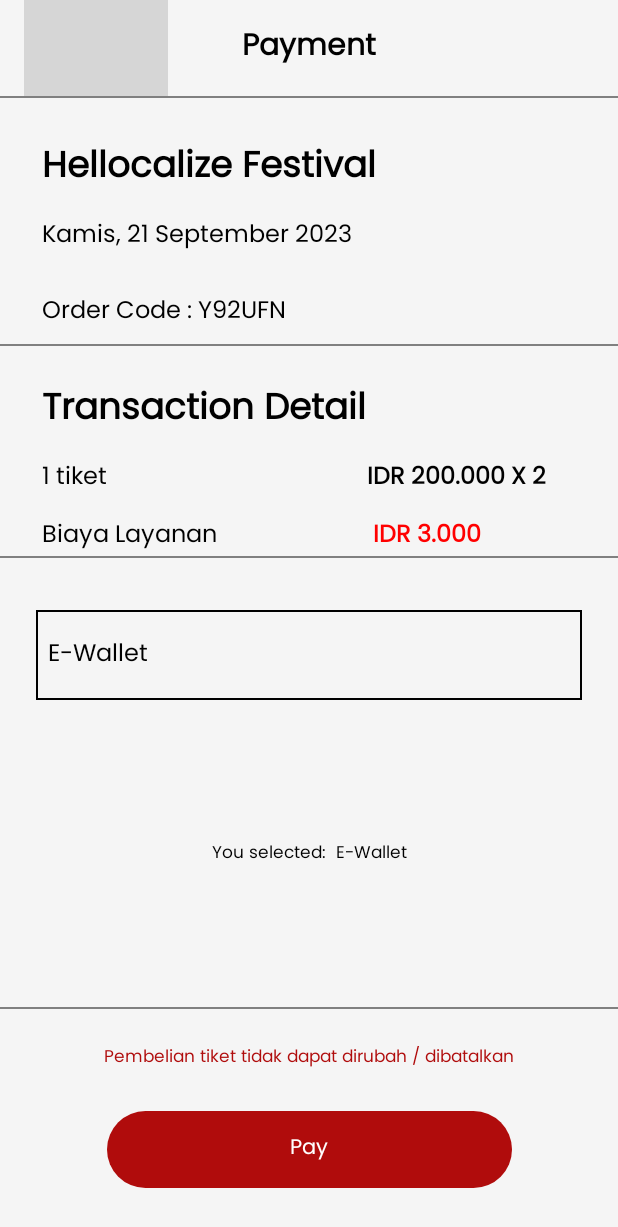
After one commit to MRaihan21/Shelter_Nerd-Massive-Challenge, an Android app: the PaymentActivity screen opened directly, with no data from a screen before it, on a phone screen of 412 x 824 dp. The commit adds this screen. Shown: the top 1227 px of the screen. Run offline under Robolectric (Android 15) with nearby library versions, the phone set to English and light mode, and no system bars; grey boxes are pictures that could not be loaded.

Commit message:
add fitur payment

```diff
--- a/app/src/main/java/com/xet/Activity/Detail/ActivityFestivalDetail.kt
+++ b/app/src/main/java/com/xet/Activity/Detail/ActivityFestivalDetail.kt
@@ -5,11 +5,11 @@ import androidx.appcompat.app.AppCompatActivity
 import android.os.Bundle
 import android.widget.ImageView
 import android.widget.TextView
+import com.xet.Activity.Detail.other.CreatorDetailActivity
+import com.xet.Activity.Detail.other.PaymentActivity
 import com.xet.Models.FestivalModel
-import com.xet.Models.MusicModel
 import com.xet.R
 import com.xet.databinding.ActivityFestivalDetailBinding
-import com.xet.databinding.ActivityMusicDetailBinding
 import com.xet.ui.home.HomeFragment
 
 class ActivityFestivalDetail : AppCompatActivity() {
@@ -29,6 +29,10 @@ class ActivityFestivalDetail : AppCompatActivity() {
         binding.creator.setOnClickListener{
             startActivity(Intent(this, CreatorDetailActivity::class.java))
         }
+        binding.btnBuyNow.setOnClickListener {
+            startActivity(Intent(this, PaymentActivity::class.java))
+        }
+
 
         val festival = intent.getParcelableExtra<FestivalModel>(HomeFragment.INTENT_PARCELABLE)
 
--- a/app/src/main/java/com/xet/Activity/Detail/ActivityJapaneseDetail.kt
+++ b/app/src/main/java/com/xet/Activity/Detail/ActivityJapaneseDetail.kt
@@ -5,11 +5,11 @@ import androidx.appcompat.app.AppCompatActivity
 import android.os.Bundle
 import android.widget.ImageView
 import android.widget.TextView
+import com.xet.Activity.Detail.other.CreatorDetailActivity
+import com.xet.Activity.Detail.other.PaymentActivity
 import com.xet.Models.JapaneseModel
-import com.xet.Models.MusicModel
 import com.xet.R
 import com.xet.databinding.ActivityJapaneseDetailBinding
-import com.xet.databinding.ActivityMusicDetailBinding
 import com.xet.ui.home.HomeFragment
 
 class ActivityJapaneseDetail : AppCompatActivity() {
@@ -28,6 +28,9 @@ class ActivityJapaneseDetail : AppCompatActivity() {
         }
         binding.creator.setOnClickListener{
             startActivity(Intent(this, CreatorDetailActivity::class.java))
+        }
+        binding.btnBuyNow.setOnClickListener {
+            startActivity(Intent(this, PaymentActivity::class.java))
         }
 
         val Japanese = intent.getParcelableExtra<JapaneseModel>(HomeFragment.INTENT_PARCELABLE)
--- a/app/src/main/java/com/xet/Activity/Detail/ActivityMusicDetail.kt
+++ b/app/src/main/java/com/xet/Activity/Detail/ActivityMusicDetail.kt
@@ -5,13 +5,9 @@ import androidx.appcompat.app.AppCompatActivity
 import android.os.Bundle
 import android.widget.ImageView
 import android.widget.TextView
-import androidx.recyclerview.widget.GridLayoutManager
-import androidx.recyclerview.widget.LinearLayoutManager
-import androidx.recyclerview.widget.RecyclerView
-import com.xet.Adapter.CreatorAdapter
-import com.xet.Adapter.MusicAdapter
+import com.xet.Activity.Detail.other.CreatorDetailActivity
+import com.xet.Activity.Detail.other.PaymentActivity
 import com.xet.Models.CreatorModel
-import com.xet.Models.JapaneseModel
 import com.xet.Models.MusicModel
 import com.xet.R
 import com.xet.databinding.ActivityMusicDetailBinding
@@ -41,7 +37,11 @@ class ActivityMusicDetail : AppCompatActivity() {
 
         binding.creator.setOnClickListener{
             startActivity(Intent(this, CreatorDetailActivity::class.java))
-    }
+        }
+
+        binding.btnBuyNow.setOnClickListener {
+            startActivity(Intent(this, PaymentActivity::class.java))
+        }
 
 
 
--- a/app/src/main/java/com/xet/Activity/Detail/ActivitySeminarDetail.kt
+++ b/app/src/main/java/com/xet/Activity/Detail/ActivitySeminarDetail.kt
@@ -5,10 +5,10 @@ import androidx.appcompat.app.AppCompatActivity
 import android.os.Bundle
 import android.widget.ImageView
 import android.widget.TextView
-import com.xet.Models.JapaneseModel
+import com.xet.Activity.Detail.other.CreatorDetailActivity
+import com.xet.Activity.Detail.other.PaymentActivity
 import com.xet.Models.SeminarModel
 import com.xet.R
-import com.xet.databinding.ActivityJapaneseDetailBinding
 import com.xet.databinding.ActivitySeminarDetailBinding
 import com.xet.ui.home.HomeFragment
 
@@ -29,6 +29,9 @@ class ActivitySeminarDetail : AppCompatActivity() {
         }
         binding.creator.setOnClickListener{
             startActivity(Intent(this, CreatorDetailActivity::class.java))
+        }
+        binding.btnBuyNow.setOnClickListener {
+            startActivity(Intent(this, PaymentActivity::class.java))
         }
 
         val seminar = intent.getParcelableExtra<SeminarModel>(HomeFragment.INTENT_PARCELABLE)
--- a/app/src/main/java/com/xet/Activity/Detail/MapActivity.kt
+++ /dev/null
@@ -1,12 +0,0 @@
-package com.xet.Activity.Detail
-
-import androidx.appcompat.app.AppCompatActivity
-import android.os.Bundle
-import com.xet.R
-
-class MapActivity : AppCompatActivity() {
-    override fun onCreate(savedInstanceState: Bundle?) {
-        super.onCreate(savedInstanceState)
-        setContentView(R.layout.activity_map)
-    }
-}
--- a/app/src/main/java/com/xet/Activity/Detail/CreatorDetailActivity.kt
+++ b/app/src/main/java/com/xet/Activity/Detail/other/CreatorDetailActivity.kt
@@ -1,10 +1,7 @@
-package com.xet.Activity.Detail
+package com.xet.Activity.Detail.other
 
-import android.content.Intent
 import androidx.appcompat.app.AppCompatActivity
 import android.os.Bundle
-import android.widget.ImageView
-import android.widget.TextView
 import androidx.recyclerview.widget.LinearLayoutManager
 import androidx.recyclerview.widget.RecyclerView
 import com.xet.Adapter.CreatorAdapter
--- /dev/null
+++ b/app/src/main/java/com/xet/Activity/Detail/other/PaymentActivity.kt
@@ -0,0 +1,57 @@
+package com.xet.Activity.Detail.other
+
+import android.content.Intent
+import androidx.appcompat.app.AppCompatActivity
+import android.os.Bundle
+import android.view.View
+import android.widget.AdapterView
+import android.widget.ArrayAdapter
+import android.widget.Spinner
+import android.widget.TextView
+import com.xet.Activity.MainActivity
+import com.xet.R
+import com.xet.databinding.ActivityPaymentBinding
+
+class PaymentActivity : AppCompatActivity() {
+
+    private lateinit var binding : ActivityPaymentBinding
+
+    override fun onCreate(savedInstanceState: Bundle?) {
+        super.onCreate(savedInstanceState)
+        setContentView(R.layout.activity_payment)
+
+        binding = ActivityPaymentBinding.inflate(layoutInflater)
+        setContentView(binding.root)
+
+        binding.ivArrowBack.setOnClickListener {
+            onBackPressed()
+        }
+
+        binding.btNPay.setOnClickListener {
+            onBackPressed()
+            startActivity(Intent(this, MainActivity::class.java))
+        }
+
+        val spinner = findViewById<Spinner>(R.id.spinner)
+        val txtRes = findViewById<TextView>(R.id.tv_result)
+
+        val options = arrayOf("E-Wallet","Dana","GoPay","Ovo")
+
+        val arrayAdapter = ArrayAdapter(this, android.R.layout.simple_spinner_dropdown_item,options)
+
+        spinner.adapter = arrayAdapter
+
+        spinner.onItemSelectedListener = object : AdapterView.OnItemSelectedListener{
+            override fun onItemSelected(p0: AdapterView<*>?, p1: View?, p2: Int, p3: Long) {
+                txtRes.text = "You selected:  ${ options.get(p2).toString()}"
+            }
+
+            override fun onNothingSelected(p0: AdapterView<*>?) {
+                txtRes.text = "Payment"
+            }
+
+        }
+
+
+    }
+}
--- a/app/src/main/java/com/xet/ui/profile/DetailProfile/FeedbackActivity.kt
+++ b/app/src/main/java/com/xet/ui/profile/DetailProfile/FeedbackActivity.kt
@@ -61,10 +61,7 @@ class FeedbackActivity : AppCompatActivity() {
             "Gatot",
         )
         image = arrayOf(
-            R.drawable.ic_festival01,
-            R.drawable.ic_festival01,
-            R.drawable.ic_festival01,
-            R.drawable.ic_festival01,
+            R.drawable.ic_music,
         )
         rating = arrayOf(
            5F,
--- /dev/null
+++ b/app/src/main/res/drawable/line_spiner.xml
@@ -0,0 +1,7 @@
+<shape xmlns:android="http://schemas.android.com/apk/res/android"
+    android:shape="rectangle">
+    <corners android:radius="0dp" />
+    <stroke
+        android:color="#000000"
+    android:width="1dp" />
+</shape>
--- a/app/src/main/res/layout/activity_creator_detail.xml
+++ b/app/src/main/res/layout/activity_creator_detail.xml
@@ -5,7 +5,7 @@
     android:layout_width="match_parent"
     android:layout_height="match_parent"
     android:background="@color/white"
-    tools:context=".Activity.Detail.CreatorDetailActivity">
+    tools:context=".Activity.Detail.other.CreatorDetailActivity">
 
     <androidx.appcompat.widget.Toolbar
         android:id="@+id/my_toolbar"
--- a/app/src/main/res/layout/activity_map.xml
+++ /dev/null
@@ -1,9 +0,0 @@
-<?xml version="1.0" encoding="utf-8"?>
-<androidx.constraintlayout.widget.ConstraintLayout xmlns:android="http://schemas.android.com/apk/res/android"
-    xmlns:app="http://schemas.android.com/apk/res-auto"
-    xmlns:tools="http://schemas.android.com/tools"
-    android:layout_width="match_parent"
-    android:layout_height="match_parent"
-    tools:context=".Activity.Detail.MapActivity">
-
-</androidx.constraintlayout.widget.ConstraintLayout>
--- /dev/null
+++ b/app/src/main/res/layout/activity_payment.xml
@@ -0,0 +1,234 @@
+<?xml version="1.0" encoding="utf-8"?>
+<androidx.constraintlayout.widget.ConstraintLayout xmlns:android="http://schemas.android.com/apk/res/android"
+    xmlns:app="http://schemas.android.com/apk/res-auto"
+    xmlns:tools="http://schemas.android.com/tools"
+    android:layout_width="match_parent"
+    android:layout_height="match_parent"
+    tools:context=".Activity.Detail.other.PaymentActivity">
+
+    <androidx.appcompat.widget.Toolbar
+        android:id="@+id/my_toolbar"
+        android:layout_width="match_parent"
+        android:layout_height="?attr/actionBarSize"
+        app:layout_constraintEnd_toEndOf="parent"
+        app:layout_constraintStart_toStartOf="parent"
+        app:layout_constraintTop_toTopOf="parent"
+        app:popupTheme="@style/AppTheme">
+
+    <ImageView
+        android:id="@+id/iv_arrow_back"
+        android:layout_width="wrap_content"
+        android:layout_height="wrap_content"
+        android:clickable="true"
+        android:src="@drawable/arrow_back"
+        android:focusable="true" />
+
+    <TextView
+        android:layout_width="wrap_content"
+        android:layout_height="wrap_content"
+        android:layout_gravity="center"
+        android:textStyle="bold"
+        android:textSize="20sp"
+        android:text="Payment" />
+
+
+
+    </androidx.appcompat.widget.Toolbar>
+
+    <View
+        android:id="@+id/view1"
+        android:layout_width="match_parent"
+        android:layout_height="1dp"
+        android:background="@color/gray"
+        app:layout_constraintEnd_toEndOf="parent"
+        app:layout_constraintStart_toStartOf="parent"
+        app:layout_constraintTop_toBottomOf="@+id/my_toolbar" />
+
+
+    <TextView
+        android:id="@+id/tv_title_payment"
+        android:layout_width="wrap_content"
+        android:layout_height="wrap_content"
+        android:layout_gravity="center"
+        android:layout_marginStart="28dp"
+        android:layout_marginTop="28dp"
+        android:text="Hellocalize Festival"
+        android:textColor="#000000"
+        android:textSize="24sp"
+        android:textStyle="bold"
+        app:layout_constraintStart_toStartOf="parent"
+        app:layout_constraintTop_toBottomOf="@+id/my_toolbar"/>
+
+    <TextView
+        android:id="@+id/tv_date_payment"
+        android:layout_width="wrap_content"
+        android:layout_height="wrap_content"
+        android:layout_gravity="center"
+        android:layout_marginStart="28dp"
+        android:layout_marginTop="12dp"
+        android:text="Kamis, 21 September 2023"
+        android:textColor="#000000"
+        android:textSize="16sp"
+        app:layout_constraintStart_toStartOf="parent"
+        app:layout_constraintTop_toBottomOf="@+id/tv_title_payment"
+        tools:ignore="MissingConstraints" />
+
+    <TextView
+        android:id="@+id/tv_order_payment"
+        android:layout_width="wrap_content"
+        android:layout_height="wrap_content"
+        android:layout_gravity="center"
+        android:layout_marginTop="24dp"
+        android:text="Order Code : Y92UFN"
+        android:textColor="#000000"
+        android:textSize="16sp"
+        app:layout_constraintStart_toStartOf="@+id/tv_date_payment"
+        app:layout_constraintTop_toBottomOf="@+id/tv_date_payment"
+        tools:ignore="MissingConstraints" />
+
+    <View
+        android:id="@+id/view2"
+        android:layout_width="match_parent"
+        android:layout_height="1dp"
+        android:background="@color/gray"
+        android:layout_marginTop="8dp"
+        app:layout_constraintEnd_toEndOf="parent"
+        app:layout_constraintStart_toStartOf="parent"
+        app:layout_constraintTop_toBottomOf="@+id/tv_order_payment" />
+
+
+    <TextView
+        android:id="@+id/tv_transaction_payment"
+        android:layout_width="wrap_content"
+        android:layout_height="wrap_content"
+        android:layout_gravity="center"
+        android:layout_marginTop="32dp"
+        android:text="Transaction Detail"
+        android:textColor="#000000"
+        android:textSize="24sp"
+        android:textStyle="bold"
+        app:layout_constraintStart_toStartOf="@+id/tv_title_payment"
+        app:layout_constraintTop_toBottomOf="@+id/tv_order_payment"
+        tools:ignore="MissingConstraints" />
+
+
+    <TextView
+        android:id="@+id/tv_ticket_payment"
+        android:layout_width="wrap_content"
+        android:layout_height="wrap_content"
+        android:layout_gravity="center"
+        android:layout_marginTop="12dp"
+        android:text="1 tiket"
+        android:textColor="#000000"
+        android:textSize="16sp"
+        app:layout_constraintStart_toStartOf="@+id/tv_transaction_payment"
+        app:layout_constraintTop_toBottomOf="@+id/tv_transaction_payment"
+        tools:ignore="MissingConstraints" />
+
+
+    <TextView
+        android:id="@+id/tv_price_payment"
+        android:layout_width="wrap_content"
+        android:layout_height="wrap_content"
+        android:layout_gravity="center"
+        android:layout_marginTop="12dp"
+        android:layout_marginEnd="48dp"
+        android:text="IDR 200.000 X 2"
+        android:textColor="#000000"
+        android:textSize="16sp"
+        android:textStyle="bold"
+        app:layout_constraintEnd_toEndOf="parent"
+        app:layout_constraintTop_toBottomOf="@+id/tv_transaction_payment"
+        tools:ignore="MissingConstraints" />
+
+    <TextView
+        android:id="@+id/tv_layanan_payment"
+        android:layout_width="wrap_content"
+        android:layout_height="wrap_content"
+        android:layout_gravity="center"
+        android:layout_marginTop="12dp"
+        android:text="Biaya Layanan"
+        android:textColor="#000000"
+        android:textSize="16sp"
+        app:layout_constraintStart_toStartOf="@+id/tv_ticket_payment"
+        app:layout_constraintTop_toBottomOf="@+id/tv_ticket_payment"
+        tools:ignore="MissingConstraints" />
+
+    <TextView
+        android:id="@+id/tv_admin"
+        android:layout_width="wrap_content"
+        android:layout_height="wrap_content"
+        android:layout_gravity="center"
+        android:layout_marginStart="4dp"
+        android:layout_marginTop="12dp"
+        android:text="IDR 3.000"
+        android:textColor="#FF0000"
+        android:textSize="16sp"
+        android:textStyle="bold"
+        app:layout_constraintStart_toStartOf="@+id/tv_price_payment"
+        app:layout_constraintTop_toBottomOf="@+id/tv_price_payment" />
+
+    <View
+        android:id="@+id/view3"
+        android:layout_width="match_parent"
+        android:layout_height="1dp"
+        android:background="@color/gray"
+        app:layout_constraintEnd_toEndOf="parent"
+        app:layout_constraintStart_toStartOf="parent"
+        app:layout_constraintTop_toBottomOf="@+id/tv_layanan_payment" />
+
+    <Spinner
+        android:id="@+id/spinner"
+        android:layout_width="0dp"
+        android:layout_height="60dp"
+        android:background="@drawable/line_spiner"
+        android:layout_marginTop="36dp"
+        android:layout_marginStart="24dp"
+        android:layout_marginEnd="24dp"
+        app:layout_constraintEnd_toEndOf="parent"
+        app:layout_constraintStart_toStartOf="parent"
+        app:layout_constraintTop_toBottomOf="@+id/tv_layanan_payment" />
+
+    <TextView
+        android:id="@+id/tv_result"
+        android:layout_width="wrap_content"
+        android:layout_height="wrap_content"
+        android:textSize="11sp"
+        app:layout_constraintBottom_toTopOf="@+id/view4"
+        app:layout_constraintEnd_toEndOf="parent"
+        app:layout_constraintStart_toStartOf="parent"
+        app:layout_constraintTop_toBottomOf="@+id/spinner" />
+
+    <View
+        android:id="@+id/view4"
+        android:layout_width="match_parent"
+        android:layout_height="1dp"
+        android:layout_marginBottom="64dp"
+        android:background="@color/gray"
+        app:layout_constraintBottom_toTopOf="@+id/btN_pay"
+        app:layout_constraintEnd_toEndOf="parent"
+        app:layout_constraintStart_toStartOf="parent" />
+
+    <TextView
+        android:layout_width="wrap_content"
+        android:layout_height="wrap_content"
+        android:text="Pembelian tiket tidak dapat dirubah / dibatalkan"
+        android:textColor="@color/red"
+        android:textSize="11sp"
+        app:layout_constraintBottom_toTopOf="@+id/btN_pay"
+        app:layout_constraintEnd_toEndOf="parent"
+        app:layout_constraintStart_toStartOf="parent"
+        app:layout_constraintTop_toBottomOf="@+id/view4" />
+
+    <Button
+        android:id="@+id/btN_pay"
+        android:layout_width="270dp"
+        android:layout_height="59dp"
+        android:layout_marginBottom="28dp"
+        android:text="Pay"
+        app:layout_constraintBottom_toBottomOf="parent"
+        app:layout_constraintEnd_toEndOf="parent"
+        app:layout_constraintStart_toStartOf="parent"
+        tools:ignore="MissingConstraints" />
+
+</androidx.constraintlayout.widget.ConstraintLayout>
```
Also changed, not shown: app/src/main/AndroidManifest.xml (+8 -5 lines).
